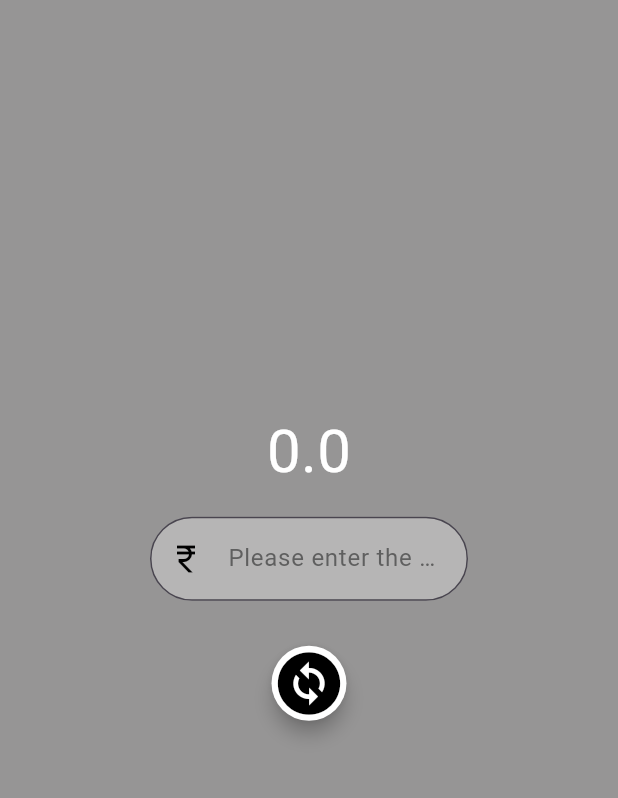
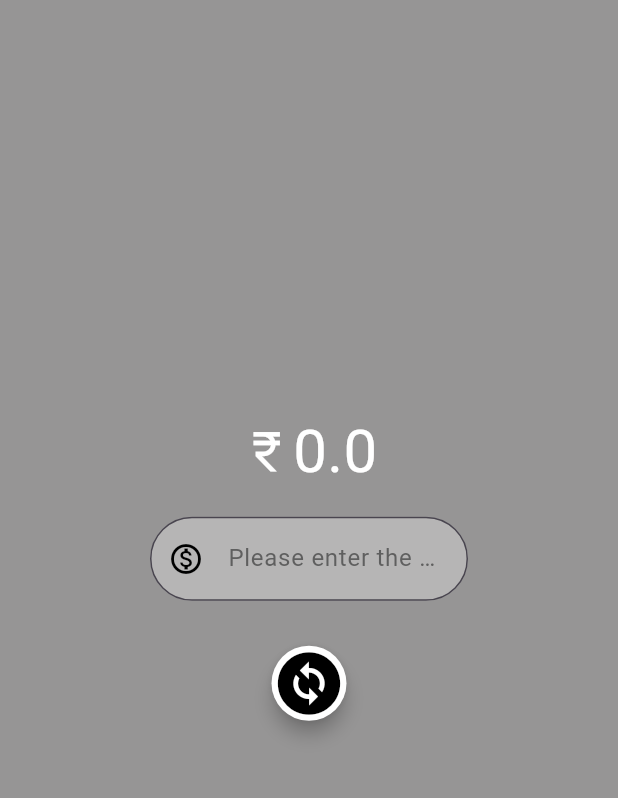
Before and after one commit to Manal-Mukarram/My-First-Flutter-Project, a Flutter app: the screen it shows after launch, after a tap on the "change circle" icon, on a phone screen of 412 x 824 dp, the part 84-882 px from its top. Run offline on Flutter 3.47's test engine with Material 3 defaults, Android fonts, the phone set to English and light mode, and no system bars.

Commit message:
converter button is functioning

```diff
--- a/lib/material_page.dart
+++ b/lib/material_page.dart
@@ -1,12 +1,17 @@
 import 'package:flutter/material.dart';
 
-class MyMaterialPage extends StatelessWidget {
+class MyMaterialPage extends StatefulWidget {
   const MyMaterialPage({super.key});
+  @override
+  State<MyMaterialPage> createState() => _MyMaterialPage();
+}
+
+class _MyMaterialPage extends State<MyMaterialPage> {
+  double convertedValue = 0;
+  final TextEditingController textEditingController = TextEditingController();
 
   @override
   Widget build(BuildContext context) {
-    double convertedValue = 0;
-    final TextEditingController textEditingController = TextEditingController();
     const myBorder = OutlineInputBorder(
       borderRadius: BorderRadius.all(
         Radius.circular(50),
@@ -25,9 +30,22 @@ class MyMaterialPage extends StatelessWidget {
           mainAxisAlignment: MainAxisAlignment.center,
           children: [
             // CONVERTED VALUE
-            Text(
-              convertedValue.toString(),
-              style: const TextStyle(color: Colors.white, fontSize: 40),
+            Row(
+              mainAxisAlignment: MainAxisAlignment.center,
+              children: [
+                const Icon(
+                  Icons.currency_rupee,
+                  color: Colors.white,
+                  size: 35,
+                ),
+                Text(
+                  convertedValue.toString(),
+                  style: const TextStyle(
+                    color: Colors.white,
+                    fontSize: 40,
+                  ),
+                ),
+              ],
             ),
 
             // INR AMOUNT TEXTFIELD
@@ -37,12 +55,12 @@ class MyMaterialPage extends StatelessWidget {
                 controller: textEditingController,
                 style: const TextStyle(color: Color.fromARGB(255, 0, 0, 0)),
                 decoration: const InputDecoration(
-                  hintText: 'Please enter the amount in INR here.',
+                  hintText: 'Please enter the amount in USD here.',
                   hintStyle: TextStyle(color: Color.fromARGB(255, 95, 95, 95)),
                   filled: true,
                   fillColor: Colors.white30,
                   prefixIcon: Icon(
-                    Icons.currency_rupee,
+                    Icons.monetization_on_outlined,
                     color: Color.fromARGB(255, 0, 0, 0),
                   ),
                   border: OutlineInputBorder(
@@ -63,8 +81,12 @@ class MyMaterialPage extends StatelessWidget {
               padding: const EdgeInsets.fromLTRB(30, 15, 30,
                   15), // added padding in case I need to use button in rectangular shape
               child: ElevatedButton(
-                onPressed: () => convertedValue =
-                    double.parse(textEditingController.text) * 81,
+                onPressed: () {
+                  setState(() {
+                    convertedValue =
+                        double.parse(textEditingController.text) * 81;
+                  });
+                },
                 style: const ButtonStyle(
                   backgroundColor: MaterialStatePropertyAll(Colors.white),
                   foregroundColor: MaterialStatePropertyAll(
```
